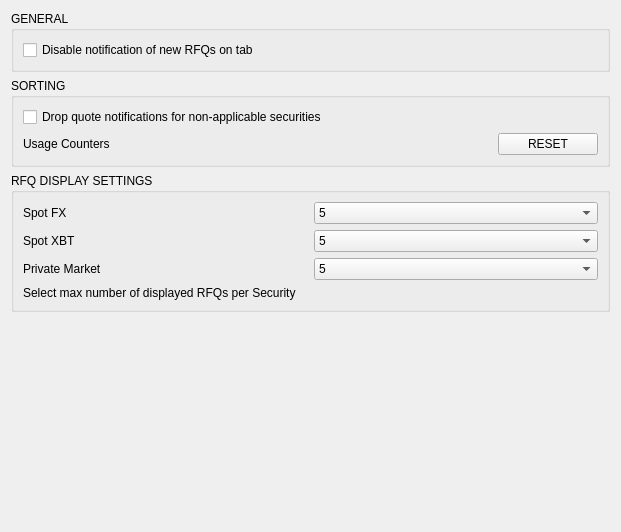
Old version of the form BlockSettleUILib/DealingSettingsPage.ui in the repository BlockSettle/terminal.
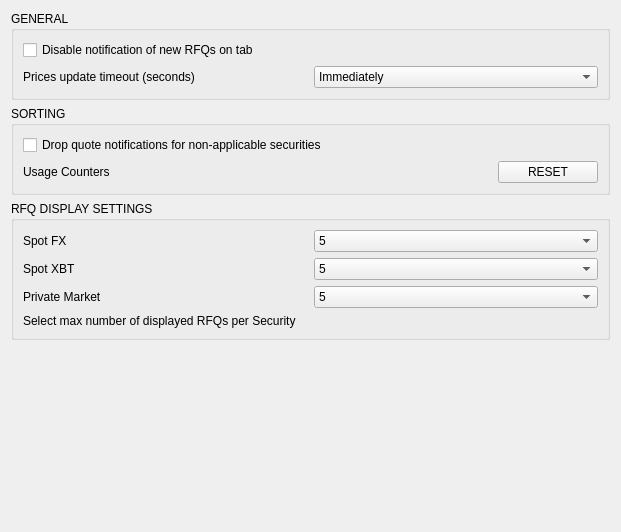
New version of the form.

Commit message: Added settings for applying price update interval.

```diff
--- a/BlockSettleUILib/DealingSettingsPage.ui
+++ b/BlockSettleUILib/DealingSettingsPage.ui
@@ -27,6 +27,41 @@
         </property>
        </widget>
       </item>
+      <item>
+       <layout class="QHBoxLayout" name="horizontalLayout_3">
+        <item>
+         <widget class="QLabel" name="label_6">
+          <property name="text">
+           <string>Prices update timeout (seconds)</string>
+          </property>
+         </widget>
+        </item>
+        <item>
+         <widget class="QComboBox" name="priceUpdateTimeout">
+          <item>
+           <property name="text">
+            <string>Immediately</string>
+           </property>
+          </item>
+          <item>
+           <property name="text">
+            <string>1</string>
+           </property>
+          </item>
+          <item>
+           <property name="text">
+            <string>3</string>
+           </property>
+          </item>
+          <item>
+           <property name="text">
+            <string>5</string>
+           </property>
+          </item>
+         </widget>
+        </item>
+       </layout>
+      </item>
      </layout>
     </widget>
    </item>
```
The commit also changes 3 other files.
